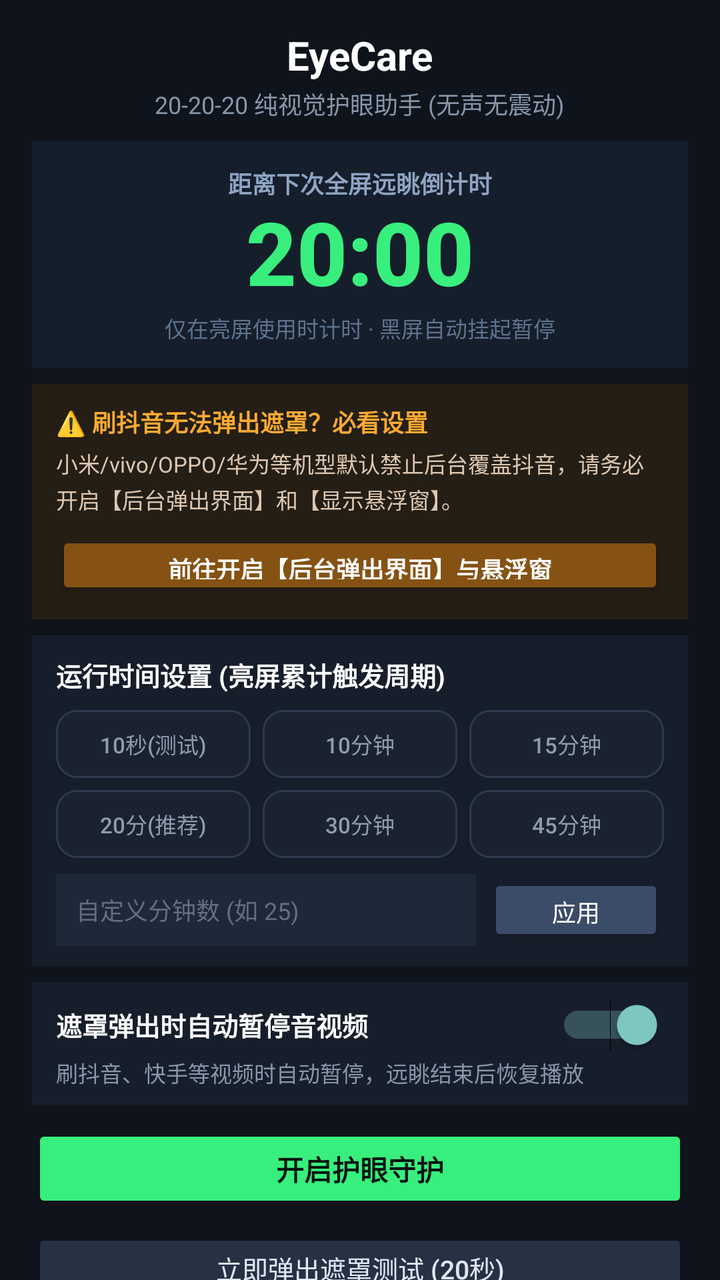
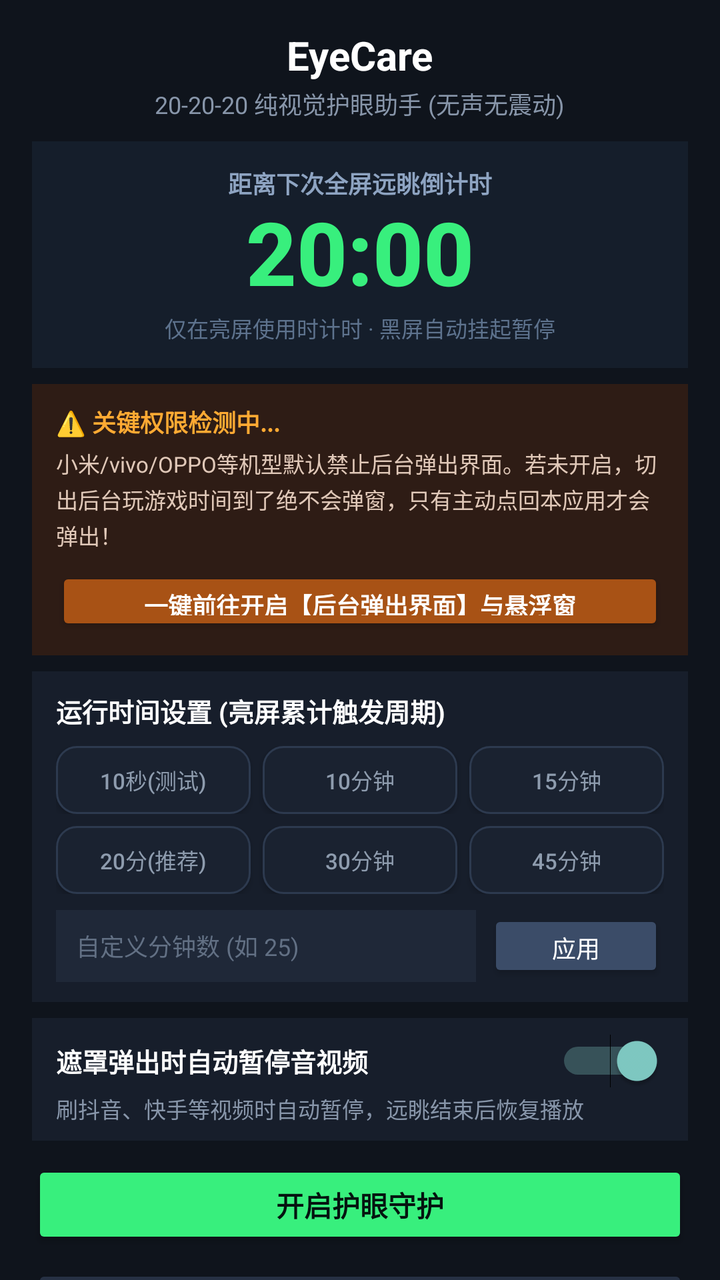

An Android layout rendered at two revisions. The XML below is the earlier revision; the diff shows what the commit changed to produce the second picture.
<!-- AndroidManifest.xml: application theme Theme.EyeCare -->
<!-- res/layout/activity_main.xml -->
<?xml version="1.0" encoding="utf-8"?>
<ScrollView xmlns:android="http://schemas.android.com/apk/res/android"
    android:layout_width="match_parent"
    android:layout_height="match_parent"
    android:fillViewport="true"
    android:scrollbars="none"
    android:overScrollMode="never"
    android:background="#0F141C">

    <LinearLayout
        android:layout_width="match_parent"
        android:layout_height="wrap_content"
        android:orientation="vertical"
        android:paddingStart="16dp"
        android:paddingEnd="16dp"
        android:paddingTop="12dp"
        android:paddingBottom="12dp"
        android:gravity="center_horizontal">

        
        <TextView
            android:layout_width="wrap_content"
            android:layout_height="wrap_content"
            android:text="@string/app_name"
            android:textColor="#FFFFFF"
            android:textSize="20sp"
            android:textStyle="bold"
            android:layout_marginTop="2dp" />

        <TextView
            android:layout_width="wrap_content"
            android:layout_height="wrap_content"
            android:text="20-20-20 纯视觉护眼助手 (无声无震动)"
            android:textColor="#8896AA"
            android:textSize="12sp"
            android:layout_marginTop="2dp" />

        
        <LinearLayout
            android:layout_width="match_parent"
            android:layout_height="wrap_content"
            android:orientation="vertical"
            android:background="#151E2B"
            android:paddingTop="12dp"
            android:paddingBottom="12dp"
            android:paddingStart="16dp"
            android:paddingEnd="16dp"
            android:layout_marginTop="10dp"
            android:layout_marginBottom="8dp"
            android:gravity="center">

            <TextView
                android:layout_width="wrap_content"
                android:layout_height="wrap_content"
                android:text="距离下次全屏远眺倒计时"
                android:textColor="#8EA4C2"
                android:textSize="12sp"
                android:textStyle="bold" />

            
            <TextView
                android:id="@+id/tvUsageCountdown"
                android:layout_width="wrap_content"
                android:layout_height="wrap_content"
                android:text="20:00"
                android:textColor="#38EF7D"
                android:textSize="44sp"
                android:textStyle="bold"
                android:fontFamily="sans-serif-medium"
                android:includeFontPadding="false"
                android:layout_marginTop="2dp"
                android:layout_marginBottom="2dp" />

            <TextView
                android:id="@+id/tvCountdownTip"
                android:layout_width="wrap_content"
                android:layout_height="wrap_content"
                android:text="仅在亮屏使用时计时 · 黑屏自动挂起暂停"
                android:textColor="#5E738E"
                android:textSize="11sp" />
        </LinearLayout>

        
        <LinearLayout
            android:layout_width="match_parent"
            android:layout_height="wrap_content"
            android:orientation="vertical"
            android:background="#241E15"
            android:paddingTop="10dp"
            android:paddingBottom="10dp"
            android:paddingStart="12dp"
            android:paddingEnd="12dp"
            android:layout_marginBottom="8dp">

            <TextView
                android:layout_width="wrap_content"
                android:layout_height="wrap_content"
                android:text="⚠️ 刷抖音无法弹出遮罩？必看设置"
                android:textColor="#FFAA33"
                android:textSize="12sp"
                android:textStyle="bold"
                android:layout_marginBottom="4dp" />

            <TextView
                android:layout_width="match_parent"
                android:layout_height="wrap_content"
                android:text="小米/vivo/OPPO/华为等机型默认禁止后台覆盖抖音，请务必开启【后台弹出界面】和【显示悬浮窗】。"
                android:textColor="#DCC6AF"
                android:textSize="11sp"
                android:lineSpacingExtra="2dp"
                android:layout_marginBottom="8dp" />

            <Button
                android:id="@+id/btnOpenSpecialPermissions"
                android:layout_width="match_parent"
                android:layout_height="34dp"
                android:text="前往开启【后台弹出界面】与悬浮窗"
                android:textColor="#FFFFFF"
                android:backgroundTint="#855214"
                android:textSize="12sp"
                android:textStyle="bold" />
        </LinearLayout>

        
        <LinearLayout
            android:layout_width="match_parent"
            android:layout_height="wrap_content"
            android:orientation="vertical"
            android:background="#171E2B"
            android:paddingTop="10dp"
            android:paddingBottom="10dp"
            android:paddingStart="12dp"
            android:paddingEnd="12dp"
            android:layout_marginBottom="8dp">

            <TextView
                android:layout_width="wrap_content"
                android:layout_height="wrap_content"
                android:text="运行时间设置 (亮屏累计触发周期)"
                android:textColor="#FFFFFF"
                android:textSize="13sp"
                android:textStyle="bold"
                android:layout_marginBottom="8dp" />

            
            <LinearLayout
                android:layout_width="match_parent"
                android:layout_height="wrap_content"
                android:orientation="horizontal"
                android:layout_marginBottom="6dp">

                <Button
                    android:id="@+id/btnCycle10s"
                    android:layout_width="0dp"
                    android:layout_height="34dp"
                    android:layout_weight="1"
                    android:text="10秒(测试)"
                    android:textColor="#8E9CAE"
                    android:background="@drawable/bg_btn_preset_inactive"
                    android:textSize="11sp"
                    android:layout_marginEnd="6dp" />

                <Button
                    android:id="@+id/btnCycle10m"
                    android:layout_width="0dp"
                    android:layout_height="34dp"
                    android:layout_weight="1"
                    android:text="10分钟"
                    android:textColor="#8E9CAE"
                    android:background="@drawable/bg_btn_preset_inactive"
                    android:textSize="11sp"
                    android:layout_marginEnd="6dp" />

                <Button
                    android:id="@+id/btnCycle15m"
                    android:layout_width="0dp"
                    android:layout_height="34dp"
                    android:layout_weight="1"
                    android:text="15分钟"
                    android:textColor="#8E9CAE"
                    android:background="@drawable/bg_btn_preset_inactive"
                    android:textSize="11sp" />
            </LinearLayout>

            
            <LinearLayout
                android:layout_width="match_parent"
                android:layout_height="wrap_content"
                android:orientation="horizontal"
                android:layout_marginBottom="8dp">

                <Button
                    android:id="@+id/btnCycle20m"
                    android:layout_width="0dp"
                    android:layout_height="34dp"
                    android:layout_weight="1"
                    android:text="20分(推荐)"
                    android:textColor="#8E9CAE"
                    android:background="@drawable/bg_btn_preset_inactive"
                    android:textSize="11sp"
                    android:layout_marginEnd="6dp" />

                <Button
                    android:id="@+id/btnCycle30m"
                    android:layout_width="0dp"
                    android:layout_height="34dp"
                    android:layout_weight="1"
                    android:text="30分钟"
                    android:textColor="#8E9CAE"
                    android:background="@drawable/bg_btn_preset_inactive"
                    android:textSize="11sp"
                    android:layout_marginEnd="6dp" />

                <Button
                    android:id="@+id/btnCycle45m"
                    android:layout_width="0dp"
                    android:layout_height="34dp"
                    android:layout_weight="1"
                    android:text="45分钟"
                    android:textColor="#8E9CAE"
                    android:background="@drawable/bg_btn_preset_inactive"
                    android:textSize="11sp" />
            </LinearLayout>

            
            <LinearLayout
                android:layout_width="match_parent"
                android:layout_height="wrap_content"
                android:orientation="horizontal"
                android:gravity="center_vertical">

                <EditText
                    android:id="@+id/etCustomMinutes"
                    android:layout_width="0dp"
                    android:layout_height="36dp"
                    android:layout_weight="1"
                    android:hint="自定义分钟数 (如 25)"
                    android:textColorHint="#627084"
                    android:textColor="#FFFFFF"
                    android:background="#1F2838"
                    android:paddingStart="10dp"
                    android:paddingEnd="10dp"
                    android:inputType="number"
                    android:textSize="12sp"
                    android:layout_marginEnd="6dp" />

                <Button
                    android:id="@+id/btnApplyCustomCycle"
                    android:layout_width="wrap_content"
                    android:layout_height="36dp"
                    android:text="应用"
                    android:textColor="#FFFFFF"
                    android:backgroundTint="#3B4C68"
                    android:textSize="12sp" />
            </LinearLayout>
        </LinearLayout>

        
        <LinearLayout
            android:layout_width="match_parent"
            android:layout_height="wrap_content"
            android:orientation="vertical"
            android:background="#171E2B"
            android:paddingTop="8dp"
            android:paddingBottom="8dp"
            android:paddingStart="12dp"
            android:paddingEnd="12dp"
            android:layout_marginBottom="10dp">

            <Switch
                android:id="@+id/switchPauseMedia"
                android:layout_width="match_parent"
                android:layout_height="wrap_content"
                android:text="遮罩弹出时自动暂停音视频"
                android:textColor="#FFFFFF"
                android:textSize="13sp"
                android:textStyle="bold"
                android:checked="true" />

            <TextView
                android:layout_width="wrap_content"
                android:layout_height="wrap_content"
                android:text="刷抖音、快手等视频时自动暂停，远眺结束后恢复播放"
                android:textColor="#8896AA"
                android:textSize="11sp"
                android:layout_marginTop="2dp" />
        </LinearLayout>

        
        <Button
            android:id="@+id/btnToggleService"
            android:layout_width="match_parent"
            android:layout_height="44dp"
            android:text="开启护眼守护"
            android:textColor="#051410"
            android:backgroundTint="#38EF7D"
            android:textStyle="bold"
            android:textSize="14sp"
            android:layout_marginBottom="8dp" />

        <Button
            android:id="@+id/btnTriggerTest"
            android:layout_width="match_parent"
            android:layout_height="38dp"
            android:text="立即弹出遮罩测试 (20秒)"
            android:textColor="#E0E6F0"
            android:backgroundTint="#263144"
            android:textSize="13sp"
            android:layout_marginBottom="4dp" />

    </LinearLayout>
</ScrollView>
<!-- resources referenced by this layout -->
<resources>
  <!-- drawable bg_btn_preset_inactive (drawable) -->
  <?xml version="1.0" encoding="utf-8"?>
  <shape xmlns:android="http://schemas.android.com/apk/res/android"
      android:shape="rectangle">
      <solid android:color="#1A2230" />
      <corners android:radius="10dp" />
      <stroke
          android:width="1dp"
          android:color="#2D3A4F" />
  </shape>
  <string name="app_name">EyeCare</string>
  <style name="Theme.EyeCare" parent="android:Theme.Material.NoActionBar">
          <item name="android:colorPrimary">@color/primary_accent</item>
          <item name="android:windowBackground">@color/bg_dark</item>
          <item name="android:statusBarColor">@color/bg_dark</item>
          <item name="android:navigationBarColor">@color/bg_dark</item>
      </style>
  <color name="primary_accent">#38EF7D</color>
  <color name="bg_dark">#0F141C</color>
</resources>

<!-- the commit's change to res/layout/activity_main.xml (unified diff, before → after) -->
@@ -82,10 +82,11 @@
 
         
         <LinearLayout
+            android:id="@+id/layoutPermissionCard"
             android:layout_width="match_parent"
             android:layout_height="wrap_content"
             android:orientation="vertical"
-            android:background="#241E15"
+            android:background="#2E1C15"
             android:paddingTop="10dp"
             android:paddingBottom="10dp"
             android:paddingStart="12dp"
@@ -93,19 +94,21 @@
             android:layout_marginBottom="8dp">
 
             <TextView
-                android:layout_width="wrap_content"
-                android:layout_height="wrap_content"
-                android:text="⚠️ 刷抖音无法弹出遮罩？必看设置"
+                android:id="@+id/tvPermissionTitle"
+                android:layout_width="wrap_content"
+                android:layout_height="wrap_content"
+                android:text="⚠️ 关键权限检测中..."
                 android:textColor="#FFAA33"
                 android:textSize="12sp"
                 android:textStyle="bold"
                 android:layout_marginBottom="4dp" />
 
             <TextView
-                android:layout_width="match_parent"
-                android:layout_height="wrap_content"
-                android:text="小米/vivo/OPPO/华为等机型默认禁止后台覆盖抖音，请务必开启【后台弹出界面】和【显示悬浮窗】。"
-                android:textColor="#DCC6AF"
+                android:id="@+id/tvPermissionDesc"
+                android:layout_width="match_parent"
+                android:layout_height="wrap_content"
+                android:text="小米/vivo/OPPO等机型默认禁止后台弹出界面。若未开启，切出后台玩游戏时间到了绝不会弹窗，只有主动点回本应用才会弹出！"
+                android:textColor="#E0C8B8"
                 android:textSize="11sp"
                 android:lineSpacingExtra="2dp"
                 android:layout_marginBottom="8dp" />
@@ -114,9 +117,9 @@
                 android:id="@+id/btnOpenSpecialPermissions"
                 android:layout_width="match_parent"
                 android:layout_height="34dp"
-                android:text="前往开启【后台弹出界面】与悬浮窗"
+                android:text="一键前往开启【后台弹出界面】与悬浮窗"
                 android:textColor="#FFFFFF"
-                android:backgroundTint="#855214"
+                android:backgroundTint="#A85215"
                 android:textSize="12sp"
                 android:textStyle="bold" />
         </LinearLayout>
